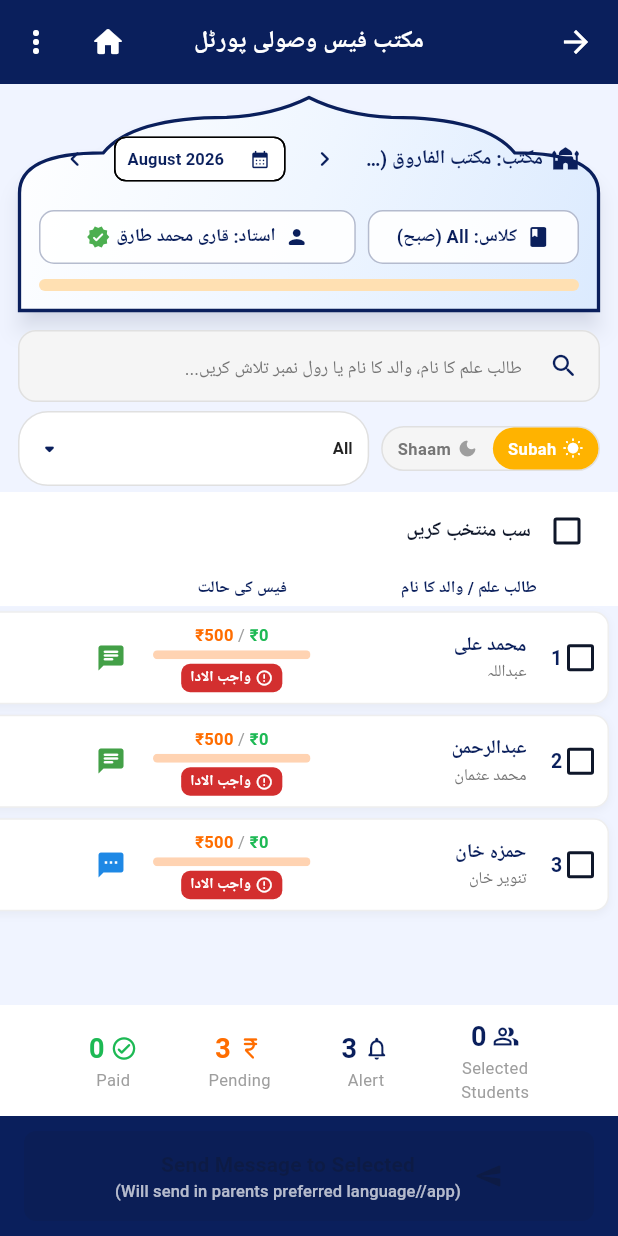
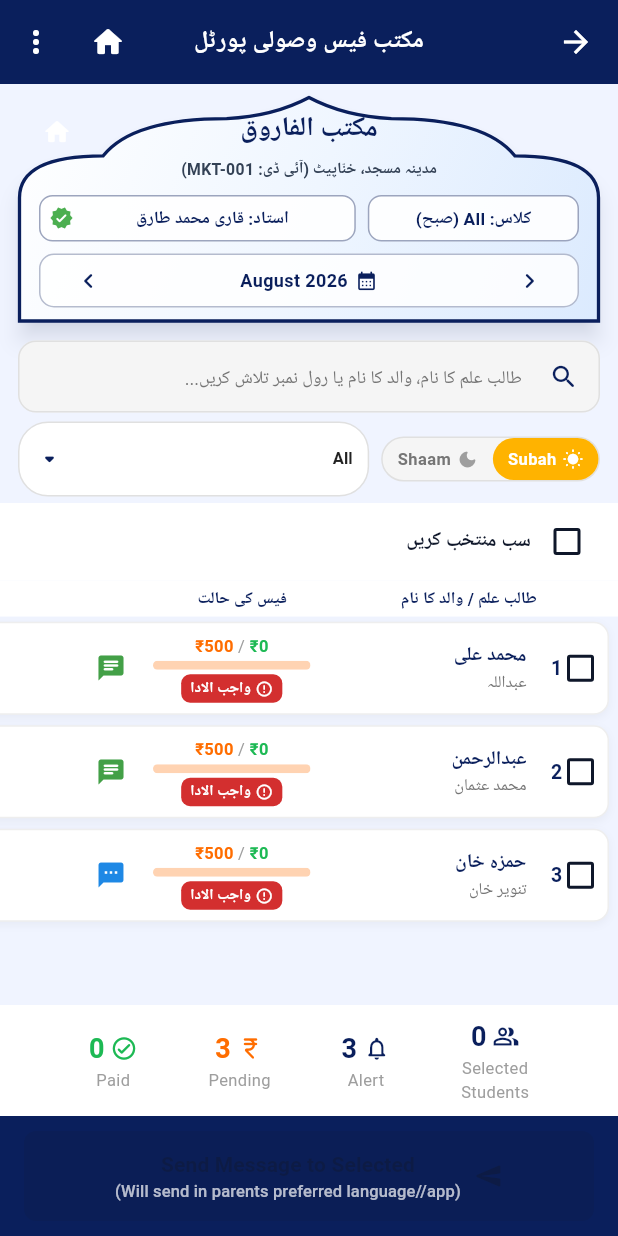
Before and after one commit to shaikzabeeh31-commits/MAKTAB, a Flutter app: the FeeScreen screen opened directly with empty values, on a phone screen of 412 x 824 dp. Run offline on Flutter 3.47's test engine with Material 3 defaults, Android fonts, the phone set to English and light mode, and no system bars; our stand-ins replace flutter_contacts, flutter_local_notifications, google_fonts, image_picker, pdf, printing and 3 more; accounts and stored records are empty.

Commit message:
refactor: Standardize Fee Header Arch features to match Attendance Header Curve layout

```diff
--- a/lib/fee_screen.dart
+++ b/lib/fee_screen.dart
@@ -1829,45 +1829,140 @@ class _FeeScreenState extends State<FeeScreen> {
   // ─────────────────────────────────────────────────────────────────────────
   Widget _buildIslamicFeeHeader() {
     final isDark = Theme.of(context).brightness == Brightness.dark;
-    final double totalCollected = _filtered.fold(0, (sum, e) => sum + _paid(_students[e.key]));
-    final double totalPending = _filtered.fold(0, (sum, e) => sum + _pending(_students[e.key]));
-    final double grandTotal = totalCollected + totalPending;
-    final double progress = grandTotal == 0 ? 0 : (totalCollected / grandTotal).clamp(0.0, 1.0);
-    final loc = AppLocalizations.of(context);
-    final isEn = loc.locale.languageCode == 'en';
-
+    final isEn = AppLocalizations.of(context).locale.languageCode == 'en';
     return Container(
       margin: const EdgeInsets.symmetric(horizontal: 10, vertical: 6),
       child: CustomPaint(
         painter: _FeeArchPainter(dark: isDark),
-        child: Padding(
-          padding: const EdgeInsets.fromLTRB(16, 20, 16, 16),
+        child: Stack(
+          children: [
+            Positioned(
+              top: 2,
+              left: 4,
+              child: IconButton(
+                icon: const Icon(Icons.home_rounded, color: Colors.white, size: 20),
+                tooltip: isEn ? 'Home Dashboard' : 'ہوم ڈیش بورڈ (Return to Home)',
+                onPressed: () {
+                  if (Navigator.canPop(context)) {
+                    Navigator.popUntil(context, (route) => route.isFirst);
+                  }
+                },
+              ),
+            ),
+            Padding(
+              padding: const EdgeInsets.fromLTRB(16, 10, 16, 12),
               child: Column(
                 children: [
-              // Maktab Name & Period Navigation
+                  // Main Institution Title (Matching Attendance Arch)
+                  SizedBox(
+                    height: 28,
+                    child: Container(
+                      width: double.infinity,
+                      alignment: Alignment.center,
+                      child: Text(
+                        isEn ? 'Maktab Al-Farooq' : 'مکتب الفاروق',
+                        maxLines: 1,
+                        overflow: TextOverflow.ellipsis,
+                        textAlign: TextAlign.center,
+                        style: TextStyle(
+                          fontSize: 18,
+                          fontWeight: FontWeight.bold,
+                          color: isDark ? Colors.white : _kNavy,
+                        ),
+                      ),
+                    ),
+                  ),
+                  const SizedBox(height: 2),
+                  // Address & ID Line (Matching Attendance Subtitle)
+                  SizedBox(
+                    height: 20,
+                    child: Container(
+                      width: double.infinity,
+                      alignment: Alignment.center,
+                      padding: const EdgeInsets.symmetric(horizontal: 8),
+                      child: Text(
+                        isEn ? 'Madina Masjid, Khannapet (ID: MKT-001)' : 'مدینہ مسجد، خنّاپیٹ (آئی ڈی: MKT-001)',
+                        maxLines: 1,
+                        overflow: TextOverflow.ellipsis,
+                        textAlign: TextAlign.center,
+                        style: TextStyle(
+                          fontSize: 10.5,
+                          fontWeight: FontWeight.w600,
+                          color: isDark ? Colors.white70 : const Color(0xFF334155),
+                        ),
+                      ),
+                    ),
+                  ),
+                  const SizedBox(height: 8),
+                  // Class & Teacher Mini Boxes (Matching Attendance Arch Mini Boxes)
                   Row(
+                    children: [
+                      Expanded(
+                        flex: 2,
+                        child: Container(
+                          height: 31,
+                          padding: const EdgeInsets.symmetric(horizontal: 6),
+                          decoration: BoxDecoration(
+                            color: isDark ? const Color(0xFF1E293B) : Colors.white.withValues(alpha: 0.9),
+                            borderRadius: BorderRadius.circular(9),
+                            border: Border.all(color: _kNavy.withValues(alpha: 0.4)),
+                          ),
+                          child: Center(
+                            child: FittedBox(
+                              fit: BoxFit.scaleDown,
+                              child: Text(
+                                '${isEn ? "Class" : "کلاس"}: $_selectedClass (${_selectedSession == 'subah' ? (isEn ? 'Morning' : 'صبح') : (isEn ? 'Evening' : 'شام')})',
+                                style: TextStyle(fontSize: 11.5, fontWeight: FontWeight.bold, color: isDark ? Colors.white : _kNavy),
+                              ),
+                            ),
+                          ),
+                        ),
+                      ),
+                      const SizedBox(width: 8),
+                      Expanded(
+                        flex: 3,
+                        child: Container(
+                          height: 31,
+                          padding: const EdgeInsets.symmetric(horizontal: 6),
+                          decoration: BoxDecoration(
+                            color: isDark ? const Color(0xFF1E293B) : Colors.white.withValues(alpha: 0.9),
+                            borderRadius: BorderRadius.circular(9),
+                            border: Border.all(color: _kNavy.withValues(alpha: 0.4)),
+                          ),
+                          child: Row(
+                            mainAxisAlignment: MainAxisAlignment.center,
+                            children: [
+                              Expanded(
+                                child: Center(
+                                  child: FittedBox(
+                                    fit: BoxFit.scaleDown,
+                                    child: Text(
+                                      isEn ? 'Teacher: Qari Mohammad Tariq' : 'استاد: قاری محمد طارق',
+                                      style: TextStyle(fontSize: 11.5, fontWeight: FontWeight.bold, color: isDark ? Colors.white : _kNavy),
+                                    ),
+                                  ),
+                                ),
+                              ),
+                              const SizedBox(width: 4),
+                              const Icon(Icons.verified_rounded, size: 16, color: Colors.green),
+                            ],
+                          ),
+                        ),
+                      ),
+                    ],
+                  ),
+                  const SizedBox(height: 8),
+                  // Period Selector Row (Matching Attendance Info Box bar style)
+                  Container(
+                    height: 36,
+                    padding: const EdgeInsets.symmetric(horizontal: 8),
+                    decoration: BoxDecoration(
+                      color: isDark ? const Color(0xFF1E293B) : Colors.white.withValues(alpha: 0.85),
+                      borderRadius: BorderRadius.circular(10),
+                      border: Border.all(color: _kNavy.withValues(alpha: 0.3)),
+                    ),
+                    child: Row(
                       mainAxisAlignment: MainAxisAlignment.spaceBetween,
-                children: [
-                  Expanded(
-                    child: Row(
-                      children: [
-                        const Icon(Icons.mosque_rounded, color: _kNavy, size: 18),
-                        const SizedBox(width: 6),
-                        Expanded(
-                          child: Text(
-                            isEn ? 'Maktab: Maktab Al-Farooq (ID: MKT-001)' : 'مکتب: مکتب الفاروق (آئی ڈی: MKT-001)',
-                            style: const TextStyle(
-                              fontSize: 13,
-                              fontWeight: FontWeight.bold,
-                              color: _kNavy,
-                            ),
-                            overflow: TextOverflow.ellipsis,
-                          ),
-                        ),
-                      ],
-                    ),
-                  ),
-                  Row(
                       children: [
                         IconButton(
                           icon: const Icon(Icons.chevron_left_rounded, size: 20, color: _kNavy),
@@ -1885,21 +1980,21 @@ class _FeeScreenState extends State<FeeScreen> {
                           padding: EdgeInsets.zero,
                           constraints: const BoxConstraints(),
                         ),
-                      const SizedBox(width: 2),
-                      ActionChip(
-                        avatar: const Icon(Icons.calendar_month_rounded, size: 14, color: _kNavy),
-                        label: Text(
+                        InkWell(
+                          onTap: _selectPeriod,
+                          child: Row(
+                            children: [
+                              const Icon(Icons.calendar_month_rounded, size: 15, color: _kNavy),
+                              const SizedBox(width: 5),
+                              Text(
                                 _selectedDateRange == null
                                     ? '${kFeeMonths[_selectedMonthIndex]} $_selectedYear'
                                     : '${_selectedDateRange!.start.day}/${_selectedDateRange!.start.month} - ${_selectedDateRange!.end.day}/${_selectedDateRange!.end.month}',
-                          style: const TextStyle(fontSize: 11, fontWeight: FontWeight.bold, color: _kNavy),
-                        ),
-                        backgroundColor: Colors.white.withValues(alpha: 0.8),
-                        onPressed: _selectPeriod,
-                        padding: EdgeInsets.zero,
-                        visualDensity: VisualDensity.compact,
-                      ),
-                      const SizedBox(width: 2),
+                                style: TextStyle(fontSize: 12, fontWeight: FontWeight.bold, color: isDark ? Colors.white : _kNavy),
+                              ),
+                            ],
+                          ),
+                        ),
                         IconButton(
                           icon: const Icon(Icons.chevron_right_rounded, size: 20, color: _kNavy),
                           onPressed: () {
@@ -1918,80 +2013,11 @@ class _FeeScreenState extends State<FeeScreen> {
                         ),
                       ],
                     ),
-                ],
-              ),
-              const SizedBox(height: 10),
-              // Class & Teacher Details Bar
-              Row(
-                children: [
-                  Expanded(
-                    flex: 2,
-                    child: Container(
-                      padding: const EdgeInsets.symmetric(horizontal: 10, vertical: 8),
-                      decoration: BoxDecoration(
-                        color: isDark ? const Color(0xFF1E293B) : Colors.white.withValues(alpha: 0.9),
-                        borderRadius: BorderRadius.circular(10),
-                        border: Border.all(color: const Color(0xFF0A1F5C).withValues(alpha: 0.3)),
-                      ),
-                      child: Row(
-                        mainAxisAlignment: MainAxisAlignment.center,
-                        children: [
-                          const Icon(Icons.class_rounded, size: 16, color: _kNavy),
-                          const SizedBox(width: 6),
-                          Flexible(
-                            child: Text(
-                              '${isEn ? "Class" : "کلاس"}: $_selectedClass (${_selectedSession == 'subah' ? (isEn ? 'Morning' : 'صبح') : (isEn ? 'Evening' : 'شام')})',
-                              style: const TextStyle(fontSize: 12, fontWeight: FontWeight.bold, color: _kNavy),
-                              overflow: TextOverflow.ellipsis,
-                            ),
-                          ),
-                        ],
-                      ),
-                    ),
-                  ),
-                  const SizedBox(width: 8),
-                  Expanded(
-                    flex: 3,
-                    child: Container(
-                      padding: const EdgeInsets.symmetric(horizontal: 10, vertical: 8),
-                      decoration: BoxDecoration(
-                        color: isDark ? const Color(0xFF1E293B) : Colors.white.withValues(alpha: 0.9),
-                        borderRadius: BorderRadius.circular(10),
-                        border: Border.all(color: const Color(0xFF0A1F5C).withValues(alpha: 0.3)),
-                      ),
-                      child: Row(
-                        mainAxisAlignment: MainAxisAlignment.center,
-                        children: [
-                          const Icon(Icons.person_rounded, size: 16, color: _kNavy),
-                          const SizedBox(width: 6),
-                          Flexible(
-                            child: Text(
-                              isEn ? 'Teacher: Qari Mohammad Tariq' : 'استاد: قاری محمد طارق',
-                              style: const TextStyle(fontSize: 12, fontWeight: FontWeight.bold, color: _kNavy),
-                              overflow: TextOverflow.ellipsis,
-                            ),
-                          ),
-                          const SizedBox(width: 4),
-                          const Icon(Icons.verified_rounded, size: 16, color: Colors.green),
-                        ],
-                      ),
-                    ),
-                  ),
-                ],
-              ),
-              const SizedBox(height: 10),
-              // Linear Progress Bar
-              ClipRRect(
-                borderRadius: BorderRadius.circular(6),
-                child: LinearProgressIndicator(
-                  value: progress,
-                  minHeight: 8,
-                  backgroundColor: Colors.orange.shade100,
-                  valueColor: const AlwaysStoppedAnimation<Color>(_kGreen),
-                ),
-              ),
-            ],
-          ),
+                  ),
+                ],
+              ),
+            ),
+          ],
         ),
       ),
     );
```
Lines whose indentation alone changed are shown as unchanged.
